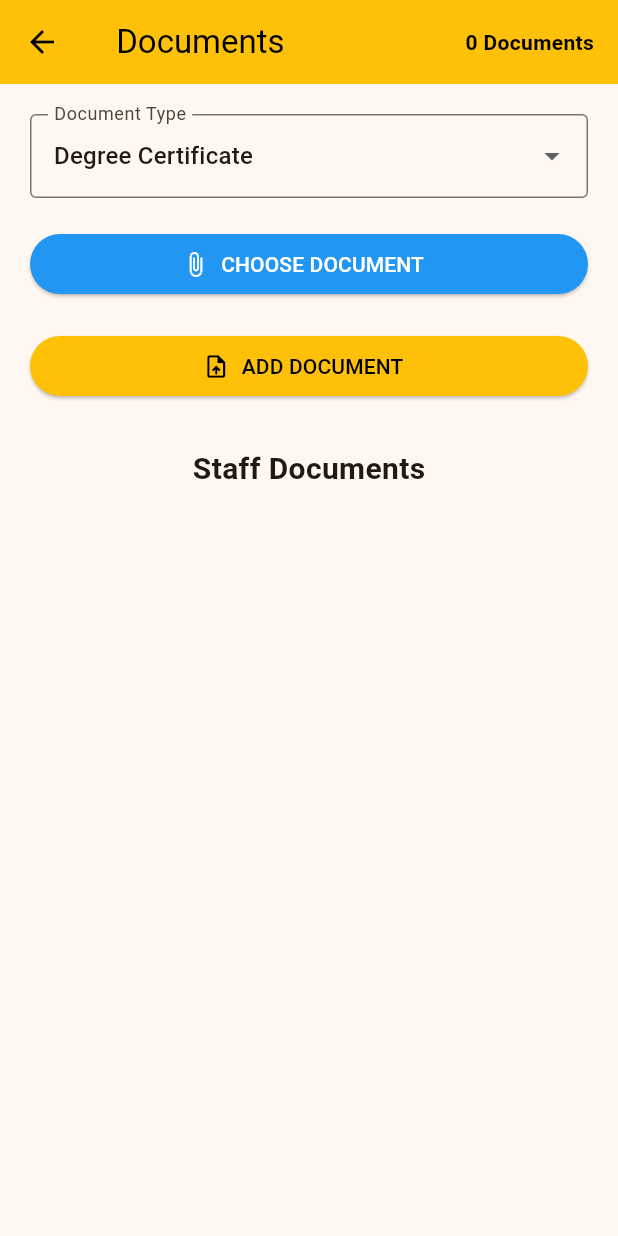
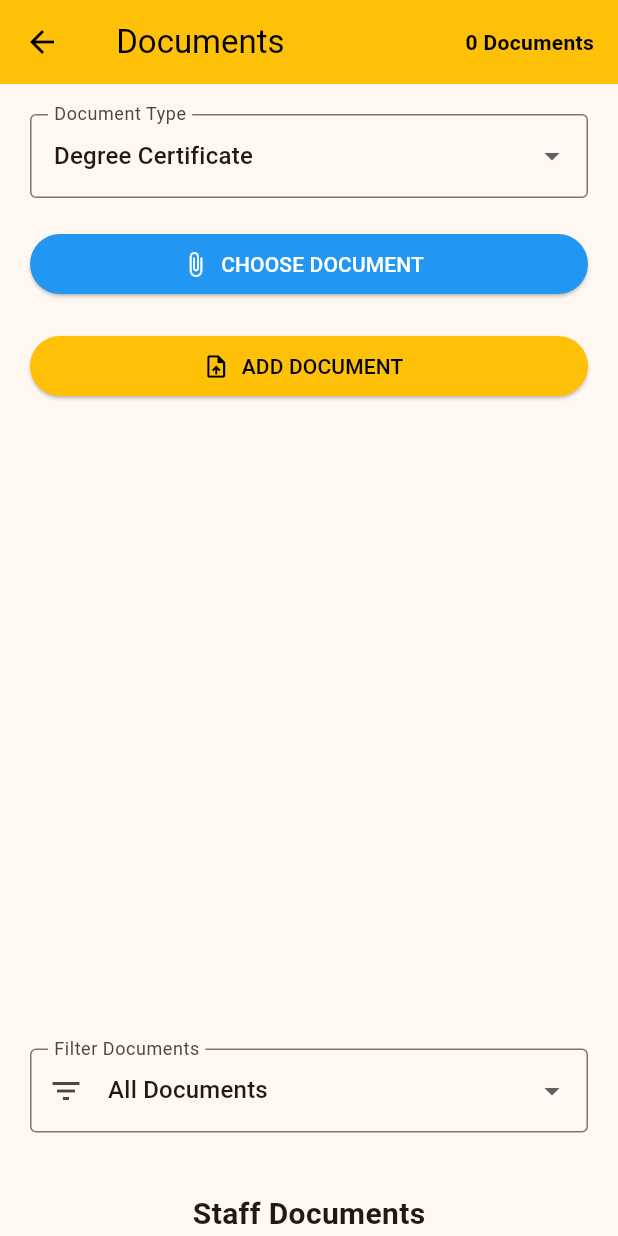
Before and after one commit to JosephSJohnson/ChampionOne, a Flutter app: the StaffDocumentsScreen screen opened directly with empty values, on a phone screen of 412 x 824 dp. Run offline on Flutter 3.47's test engine with Material 3 defaults, Android fonts, the phone set to English and light mode, and no system bars; our stand-ins replace file_picker, image_picker, open_filex, sqflite, sqflite_common_ffi; accounts and stored records are empty.

Commit message:
Complete staff document count and filtering

```diff
--- a/lib/screens/staff/staff_documents_screen.dart
+++ b/lib/screens/staff/staff_documents_screen.dart
@@ -31,6 +31,7 @@ class _StaffDocumentsScreenState
     extends State<StaffDocumentsScreen> {
 
       String selectedDocumentType = "Degree Certificate";
+      String documentFilter = "All Documents";
 
   File? selectedFile;
 
@@ -260,6 +261,16 @@ void initState() {
 @override
 Widget build(BuildContext context) {
 
+final filteredDocuments = documentFilter == "All Documents"
+    ? documents
+    : documents
+        .where(
+          (document) =>
+              document.documentType == documentFilter,
+        )
+        .toList();
+
+
     return Scaffold(
 
       appBar: AppBar(
@@ -463,14 +474,12 @@ SizedBox(
       ),
 
     ),
+Expanded(
+  child: ListView.builder(
+    itemCount: filteredDocuments.length,
+    itemBuilder: (context, index) {
 
-    if (documents.isNotEmpty)
-  Expanded(
-    child: ListView.builder(
-      itemCount: documents.length,
-      itemBuilder: (context, index) {
-
-        final document = documents[index];
+    final document = filteredDocuments[index];
 
         return Card(
           margin: const EdgeInsets.symmetric(
@@ -537,6 +546,59 @@ SizedBox(
     ),
   ),
 
+Padding(
+  padding: const EdgeInsets.symmetric(
+    horizontal: 20,
+    vertical: 10,
+  ),
+  child: DropdownButtonFormField<String>(
+    initialValue: documentFilter,
+    decoration: const InputDecoration(
+      labelText: "Filter Documents",
+      border: OutlineInputBorder(),
+      prefixIcon: Icon(Icons.filter_list),
+    ),
+    items: const [
+      DropdownMenuItem(
+        value: "All Documents",
+        child: Text("All Documents"),
+      ),
+      DropdownMenuItem(
+        value: "Degree Certificate",
+        child: Text("Degree Certificate"),
+      ),
+      DropdownMenuItem(
+        value: "Teaching License",
+        child: Text("Teaching License"),
+      ),
+      DropdownMenuItem(
+        value: "Resume/CV",
+        child: Text("Resume/CV"),
+      ),
+      DropdownMenuItem(
+        value: "Training Certificate",
+        child: Text("Training Certificate"),
+      ),
+      DropdownMenuItem(
+        value: "ID Document",
+        child: Text("ID Document"),
+      ),
+      DropdownMenuItem(
+        value: "Other",
+        child: Text("Other"),
+      ),
+    ],
+    onChanged: (value) {
+      if (value == null) {
+        return;
+      }
+
+      setState(() {
+        documentFilter = value;
+      });
+    },
+  ),
+),
     if (selectedFile != null)
   Padding(
     padding: const EdgeInsets.symmetric(
```
Also changed, not shown: 1 other file.
